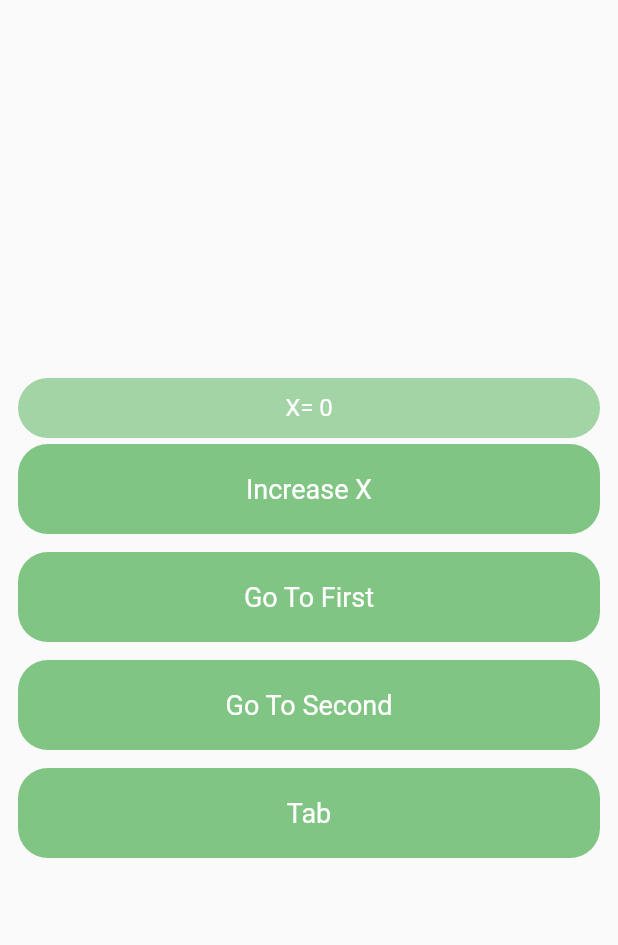
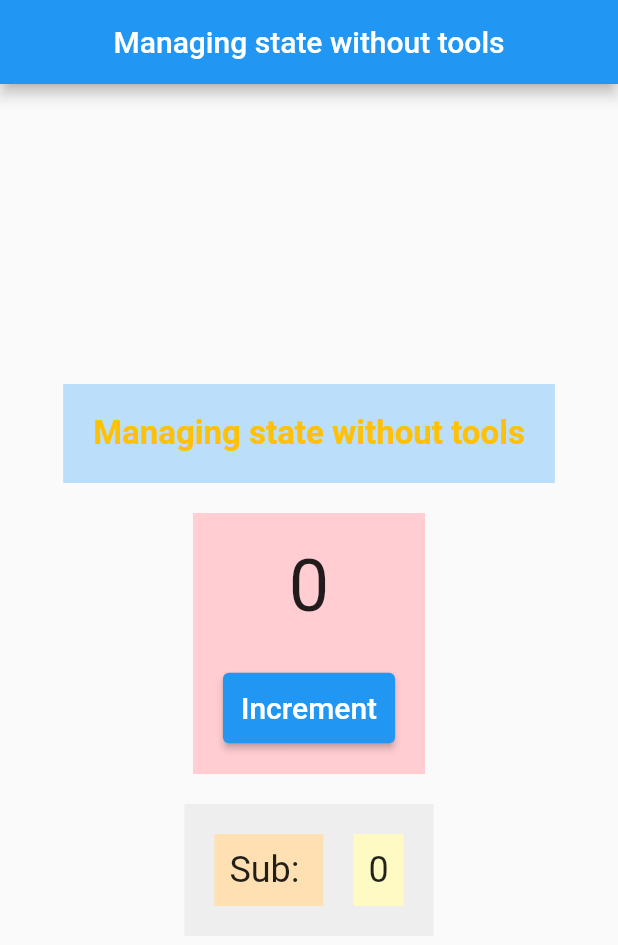
Before and after one commit to milon-dev/flutter_state_management_with_getx, a Flutter app: the screen it shows after launch, on a phone screen of 412 x 824 dp. Shown: the top 945 px of the screen. Run offline on Flutter 3.47's test engine with Material 2 defaults, Android fonts, the phone set to English and light mode, and no system bars; our stand-ins replace get.

Commit message:
Code Modify.

```diff
--- /dev/null
+++ b/lib/controllers/counter_controller.dart
@@ -0,0 +1,18 @@
+import 'package:flutter/material.dart';
+import 'package:get/get.dart';
+
+class CounterController extends GetxController {
+
+  var counter=0.obs;
+
+  increment() => counter.value++;
+
+  @override
+  void onInit() {
+
+    debugPrint("CounterController onInit");
+
+    super.onInit();
+  }
+
+}
--- a/lib/controllers/list_controller.dart
+++ /dev/null
@@ -1,14 +0,0 @@
-import 'package:get/get.dart';
-
-class ListController extends GetxController {
-  RxList _list=[].obs;
-
-
-  RxList get list=>_list;
-
-void setValues(int value){
-  _list.add(value);
-  print(_list);
-}
-
-}
--- a/lib/controllers/tap_controller.dart
+++ /dev/null
@@ -1,35 +0,0 @@
-import 'package:get/get.dart';
-
-class TapController extends GetxController {
-
-  int _x = 0;
-  RxInt _y = 0.obs;
-  RxInt _z = 0.obs;
-
-  int get x => _x;
-  RxInt get y=>_y;
-  RxInt get z=>_z;
-
-  void increaseX() {
-    _x++;
-    update();
-  }
-
-  void decreaseX() {
-    _x--;
-    update();
-  }
-
-  void increaseY() {
-    _y.value++;
-  }
-
-  void decreaseY() {
-    _y.value--;
-  }
-
-  void totalXY() {
-   _z.value =_x  + _y.value;
-  }
-
-}
--- a/lib/main.dart
+++ b/lib/main.dart
@@ -1,13 +1,9 @@
 import 'package:flutter/material.dart';
 import 'package:flutter_state_management_with_getx/bindings/root_binding.dart';
+import 'package:flutter_state_management_with_getx/screens/home_screen.dart';
 import 'package:get/get.dart';
-import 'package:flutter_state_management_with_getx/views/home_page.dart';
 
 void main() async{
-
-  /** Initialize all controllers manually....*/
-  // WidgetsFlutterBinding.ensureInitialized();
-  // await di.init();
 
   /** Initialize all controllers manually....*/
   WidgetsFlutterBinding.ensureInitialized();
@@ -27,7 +23,7 @@ class MyApp extends StatelessWidget {
       theme: ThemeData(
         primarySwatch: Colors.blue,
       ),
-      home:HomePage(),
+      home:const MyHomePage(),
     );
   }
 }
--- /dev/null
+++ b/lib/screens/home_screen.dart
@@ -0,0 +1,50 @@
+import 'package:flutter/material.dart';
+import 'package:get/get.dart';
+import '../controllers/counter_controller.dart';
+import '../widgets/counter_one.dart';
+import '../widgets/middle_container.dart';
+
+class MyHomePage extends StatefulWidget {
+  const MyHomePage({Key? key}) : super(key: key);
+
+  @override
+  State<MyHomePage> createState() => _MyHomePageState();
+}
+
+class _MyHomePageState extends State<MyHomePage> {
+
+  final counterController = Get.find<CounterController>();
+
+  @override
+  Widget build(BuildContext context) {
+    debugPrint("build=====>>>Main");
+    return Scaffold(
+      appBar: AppBar(
+        title: const Text('Managing state without tools'),
+        centerTitle: true,
+      ),
+      body: Center(
+        child: Column(
+          mainAxisAlignment: MainAxisAlignment.center,
+          children: <Widget>[
+            Container(
+              color: Colors.blue[100],
+              padding: const EdgeInsets.all(20.0),
+              child: const Text(
+                'Managing state without tools',
+                style: TextStyle(fontSize: 22.0, fontWeight: FontWeight.bold, color: Colors.amber),
+              ),
+            ),
+            const SizedBox(height: 20.0),
+            Obx(() => CounterOne(
+              counter: counterController.counter.value,
+              increment: counterController.increment,
+            ),),
+            const SizedBox(height: 20.0),
+            Obx(() => MiddleContainer(counter: counterController.counter.value),),
+          ],
+        ),
+      ),
+    );
+  }
+}
--- a/lib/views/home_page.dart
+++ /dev/null
@@ -1,132 +0,0 @@
-import 'package:flutter/material.dart';
-import 'package:flutter_state_management_with_getx/views/second_page.dart';
-import 'package:get/get.dart';
-import 'package:flutter_state_management_with_getx/controllers/tap_controller.dart';
-import 'package:flutter_state_management_with_getx/views/first_page.dart';
-
-
-class HomePage extends StatelessWidget {
-
-  HomePage({Key? key}) : super(key: key);
-
-  TapController tapController=Get.find();
-
-  @override
-  Widget build(BuildContext context) {
-    return Scaffold(
-      body: Container(
-        margin: EdgeInsets.all(12),
-        height: double.maxFinite,
-        width: double.maxFinite,
-        child: Column(
-          mainAxisAlignment: MainAxisAlignment.center,
-          children: [
-            GetBuilder<TapController>(builder: (_){
-             return  Container(
-               height: 40,
-               width: double.maxFinite,
-               decoration: BoxDecoration(
-                 color: Colors.green.withOpacity(.50),
-                 borderRadius: BorderRadius.circular(20),
-               ),
-               child: Center(
-                 child: Text(
-                   'X= ${tapController.x.toString()}',
-                   style: const TextStyle(
-                     fontSize: 16,
-                     color: Colors.white,
-                   ),
-                 ),
-               ),
-             );
-           }),
-            SizedBox(height: 4),
-            GestureDetector(
-              onTap: ()=>tapController.increaseX(),
-              child:  Container(
-                height: 60,
-                width: double.maxFinite,
-                decoration: BoxDecoration(
-                  color: Colors.green.withOpacity(.70),
-                  borderRadius: BorderRadius.circular(20),
-                ),
-                child: const Center(
-                  child: Text(
-                    'Increase X',
-                    style: TextStyle(
-                      fontSize: 18,
-                      color: Colors.white,
-                    ),
-                  ),
-                ),
-              ),
-            ),
-            SizedBox(height: 12),
-            GestureDetector(
-              onTap: ()=>Get.to(FirstPage()),
-              child:  Container(
-                height: 60,
-                width: double.maxFinite,
-                decoration: BoxDecoration(
-                  color: Colors.green.withOpacity(.70),
-                  borderRadius: BorderRadius.circular(20),
-                ),
-                child: const Center(
-                  child: Text(
-                    'Go To First',
-                    style: TextStyle(
-                      fontSize: 18,
-                      color: Colors.white,
-                    ),
-                  ),
-                ),
-              ),
-            ),
-            SizedBox(height: 12),
-            GestureDetector(
-              onTap: ()=>Get.to(SecondPage()),
-              child:  Container(
-                height: 60,
-                width: double.maxFinite,
-                decoration: BoxDecoration(
-                  color: Colors.green.withOpacity(.70),
-                  borderRadius: BorderRadius.circular(20),
-                ),
-                child: Center(
-                  child: Text(
-                    'Go To Second',
-                    style: TextStyle(
-                      fontSize: 18,
-                      color: Colors.white,
-                    ),
-                  ),
-                ),
-              ),
-            ),
-            SizedBox(height: 12),
-            GestureDetector(
-              onTap: ()=>null,
-              child:  Container(
-                height: 60,
-                width: double.maxFinite,
-                decoration: BoxDecoration(
-                  color: Colors.green.withOpacity(.70),
-                  borderRadius: BorderRadius.circular(20),
-                ),
-                child: Center(
-                  child: Text(
-                    'Tab',
-                    style: TextStyle(
-                      fontSize: 18,
-                      color: Colors.white,
-                    ),
-                  ),
-                ),
-              ),
-            ),
-          ],
-        ),
-      ),
-    );
-  }
-}
--- /dev/null
+++ b/lib/widgets/child_container.dart
@@ -0,0 +1,17 @@
+import 'package:flutter/material.dart';
+
+class ChildContainer extends StatelessWidget {
+  const ChildContainer({Key? key}) : super(key: key);
+
+  @override
+  Widget build(BuildContext context) {
+    return Container(
+      color: Colors.orange[100],
+      padding: const EdgeInsets.all(10.0),
+      child: const Text(
+        'Sub: ',
+        style: TextStyle(fontSize: 24.0),
+      ),
+    );
+  }
+}
--- /dev/null
+++ b/lib/widgets/counter_one.dart
@@ -0,0 +1,37 @@
+import 'package:flutter/material.dart';
+
+class CounterOne extends StatelessWidget {
+  final int counter;
+  final void Function() increment;
+
+  const CounterOne({
+    Key? key,
+    required this.counter,
+    required this.increment,
+  }) : super(key: key);
+
+  @override
+  Widget build(BuildContext context) {
+    return Container(
+      color: Colors.red[100],
+      padding: const EdgeInsets.all(20.0),
+      child: Column(
+        children: [
+          Text(
+            '$counter',
+            style: const TextStyle(fontSize: 48.0),
+          ),
+          const SizedBox(height: 30,),
+          ElevatedButton(
+            style: ElevatedButton.styleFrom(padding: const EdgeInsets.all(12)),
+            onPressed: increment,
+            child: const Text(
+              'Increment',
+              style: TextStyle(fontSize: 20.0),
+            ),
+          ),
+        ],
+      ),
+    );
+  }
+}
--- /dev/null
+++ b/lib/widgets/counter_two.dart
@@ -0,0 +1,21 @@
+import 'package:flutter/material.dart';
+
+class CounterTwo extends StatelessWidget {
+  final int counter;
+  const CounterTwo({
+    Key? key,
+    required this.counter,
+  }) : super(key: key);
+
+  @override
+  Widget build(BuildContext context) {
+    return Container(
+      color: Colors.yellow[100],
+      padding: const EdgeInsets.all(10.0),
+      child: Text(
+        '$counter',
+        style: const TextStyle(fontSize: 24.0),
+      ),
+    );
+  }
+}
--- /dev/null
+++ b/lib/widgets/middle_container.dart
@@ -0,0 +1,28 @@
+import 'package:flutter/material.dart';
+import 'child_container.dart';
+import 'counter_two.dart';
+
+class MiddleContainer extends StatelessWidget {
+  final int counter;
+  const MiddleContainer({
+    Key? key,
+    required this.counter,
+  }) : super(key: key);
+
+  @override
+  Widget build(BuildContext context) {
+    return Container(
+      color: Colors.grey[200],
+      padding: const EdgeInsets.all(20.0),
+      child: Row(
+        mainAxisAlignment: MainAxisAlignment.center,
+        mainAxisSize: MainAxisSize.min,
+        children: [
+          const ChildContainer(),
+          const SizedBox(width: 20.0),
+          CounterTwo(counter: counter),
+        ],
+      ),
+    );
+  }
+}
--- a/pubspec.yaml
+++ b/pubspec.yaml
@@ -34,7 +34,7 @@ dependencies:
   # The following adds the Cupertino Icons font to your application.
   # Use with the CupertinoIcons class for iOS style icons.
   cupertino_icons: ^1.0.2
-  get: ^4.6.5
+  get: ^4.6.6
 
 dev_dependencies:
   flutter_test:
```
Also changed, not shown: lib/bindings/root_binding.dart (+2 -5 lines), lib/helper/int_controllers.dart (deleted, +0 -10 lines), lib/views/first_page.dart (deleted, +0 -75 lines), lib/views/second_page.dart (deleted, +0 -50 lines), lib/views/third_page.dart (deleted, +0 -176 lines), pubspec.lock, 1 other file.
